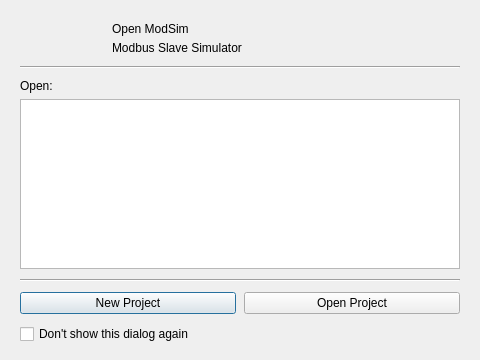
The window that src/dialogs/dialogwelcome.ui (sanny32/OpenModSim) describes before a commit, drawn with Qt 5.
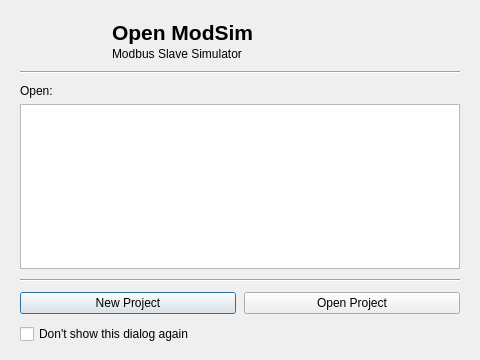
The same window after the commit. Icons and pictures are not drawn.

Commit message: fix: Fixed dialog welcome ui

Diff of the .ui file:
```diff
--- a/src/dialogs/dialogwelcome.ui
+++ b/src/dialogs/dialogwelcome.ui
@@ -72,6 +72,12 @@
        </property>
        <item>
         <widget class="QLabel" name="labelAppName">
+         <property name="font">
+          <font>
+           <pointsize>16</pointsize>
+           <bold>true</bold>
+          </font>
+         </property>
          <property name="text">
           <string notr="true">Open ModSim</string>
          </property>
```
Left out of the diff: 8 changed lines with no effect on the pictures. The commit also changes 4 other files.
